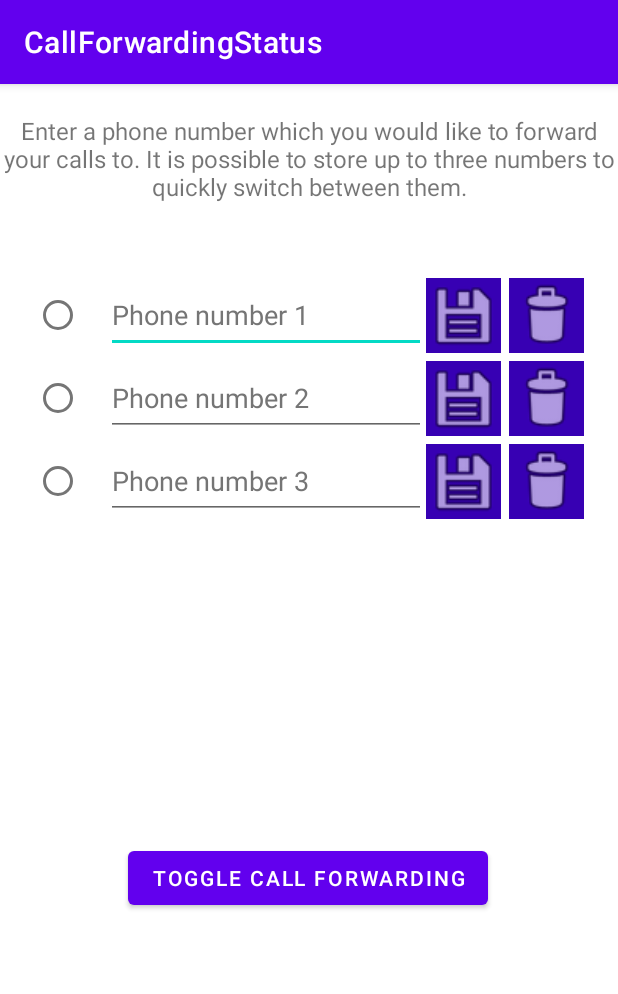
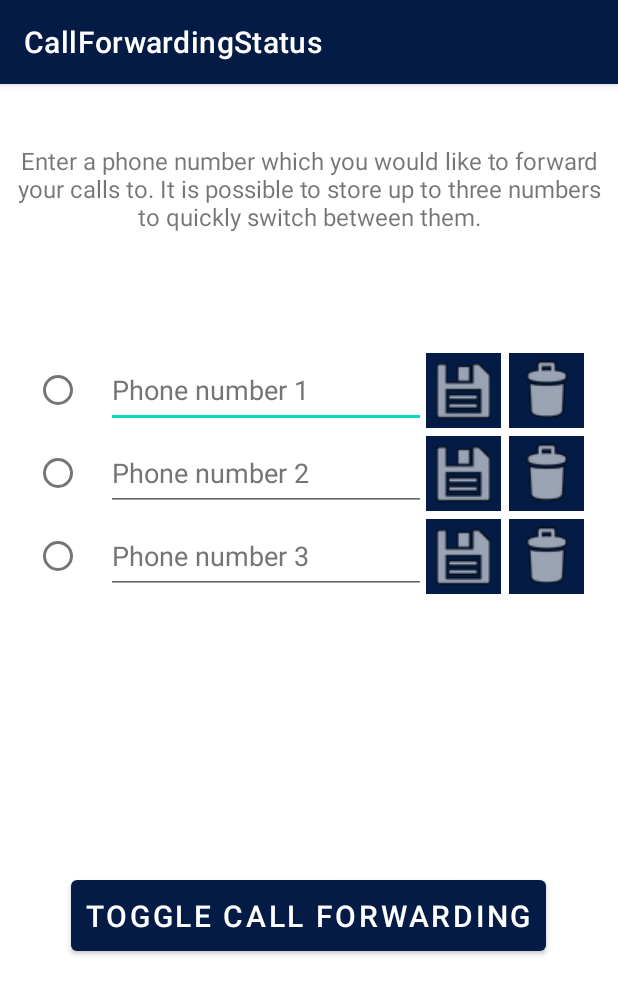
Before and after one commit to Kaiserdragon2/CallForwarding, an Android app: the screen it shows after launch (MainActivity), on a phone screen of 412 x 824 dp. Shown: the top 994 px of the screen. Run offline under Robolectric (Android 15) with nearby library versions, the phone set to English and light mode, and no system bars.

Commit message:
added Database to Store phone numbers

```diff
--- /dev/null
+++ b/app/src/main/java/de/kaiserdragon/callforwardingstatus/DatabaseHelper.java
@@ -0,0 +1,106 @@
+package de.kaiserdragon.callforwardingstatus;
+
+import android.content.ContentValues;
+import android.content.Context;
+import android.database.Cursor;
+import android.database.sqlite.SQLiteDatabase;
+import android.database.sqlite.SQLiteOpenHelper;
+
+import androidx.annotation.Nullable;
+
+public class DatabaseHelper extends SQLiteOpenHelper {
+    // Database name and version
+    private static final String DATABASE_NAME = "PhoneNumber.db";
+    private static final int DATABASE_VERSION = 1;
+
+    // Table name and column names
+    private static final String TABLE_NAME = "phone_numbers";
+    private static final String COLUMN_ID = "id";
+    private static final String COLUMN_PHONE_NUMBER = "phone_number";
+    private static final String COLUMN_SELECTED = "selected";
+    // SQL statement to create the table
+    private static final String SQL_CREATE_TABLE = "CREATE TABLE " + TABLE_NAME + "(" + COLUMN_ID + " INTEGER PRIMARY KEY AUTOINCREMENT," + COLUMN_PHONE_NUMBER + " TEXT NOT NULL," + COLUMN_SELECTED + " INTEGER NOT NULL" + ")";
+
+
+    public DatabaseHelper(@Nullable Context context) {
+        super(context, DATABASE_NAME, null, DATABASE_VERSION);
+    }
+
+    public String getTableName() {
+        return TABLE_NAME;
+    }
+
+    public String getColumnPhoneNumber() {
+        return COLUMN_PHONE_NUMBER;
+    }
+
+    public String getColumnId() {
+        return COLUMN_ID;
+    }
+
+    public String getColumnSelected() {
+        return COLUMN_SELECTED;
+    }
+
+    public void changeSelected(String id) {
+        SQLiteDatabase db = getReadableDatabase();
+        // Update all rows to have selected value "false"
+
+        ContentValues values = new ContentValues();
+        // Update the row with the specified ID to have selected value "true"
+        values.put(DatabaseHelper.COLUMN_SELECTED, "true");
+        String whereClause = DatabaseHelper.COLUMN_ID + " = ?";
+        String[] whereArgs = {id};
+        int ok = db.update(DatabaseHelper.TABLE_NAME, values, whereClause, whereArgs);
+        if (ok == 1) {
+            values.put(DatabaseHelper.COLUMN_SELECTED, "false");
+            whereClause = DatabaseHelper.COLUMN_SELECTED + " = ? AND " + DatabaseHelper.COLUMN_ID + " != ?";
+            whereArgs = new String[]{"true", id};
+            db.update(DatabaseHelper.TABLE_NAME, values, whereClause, whereArgs);
+
+        }
+    }
+
+    public String[] getSelected() {
+        SQLiteDatabase db = getReadableDatabase();
+        // Define a projection that specifies which columns from the database you will actually use after this query
+        String[] projection = {DatabaseHelper.COLUMN_ID, DatabaseHelper.COLUMN_PHONE_NUMBER, DatabaseHelper.COLUMN_SELECTED};
+
+        // Filter results WHERE "selected" = "true"
+        String selection = DatabaseHelper.COLUMN_SELECTED + " = ?";
+        String[] selectionArgs = {"true"};
+
+        Cursor cursor = db.query(DatabaseHelper.TABLE_NAME,   // The table to query
+                projection,             // The array of columns to return (pass null to get all)
+                selection,              // The columns for the WHERE clause
+                selectionArgs,          // The values for the WHERE clause
+                null,                   // don't group the rows
+                null,                   // don't filter by row groups
+                null               // The sort order
+        );
+
+        int selectedRowId = -1;
+        String selectedPhoneNumber = "";
+        if (cursor.moveToFirst()) {
+            selectedRowId = cursor.getInt(cursor.getColumnIndexOrThrow(DatabaseHelper.COLUMN_ID));
+            selectedPhoneNumber = cursor.getString(cursor.getColumnIndexOrThrow(DatabaseHelper.COLUMN_PHONE_NUMBER));
+        }
+        cursor.close();
+        return new String[]{String.valueOf(selectedRowId), selectedPhoneNumber};
+    }
+
+
+    @Override
+    public void onCreate(SQLiteDatabase db) {
+        // Create the table
+        db.execSQL(SQL_CREATE_TABLE);
+
+    }
+
+    @Override
+    public void onUpgrade(SQLiteDatabase db, int oldVersion, int newVersion) {
+        // Drop the table if it exists and recreate it
+        db.execSQL("DROP TABLE IF EXISTS " + TABLE_NAME);
+        onCreate(db);
+    }
+}
--- a/app/src/main/java/de/kaiserdragon/callforwardingstatus/ForwardingStatusWidget.java
+++ b/app/src/main/java/de/kaiserdragon/callforwardingstatus/ForwardingStatusWidget.java
@@ -59,7 +59,7 @@ public class ForwardingStatusWidget extends AppWidgetProvider {
     public static void  updateWidget(Context context, boolean cfi) {
         // Update the widget's views with the current CFI value
         RemoteViews views = new RemoteViews(context.getPackageName(), R.layout.forwarding_status_widget);
-        views.setTextViewText(R.id.textView, cfi ? "Call forwarding is enabled" : "Call forwarding is disabled");
+        views.setTextViewText(R.id.textView, cfi ? context.getString(R.string.CallForwardingActive) : context.getString(R.string.CallForwardingInactive));
         if (cfi) views.setInt(R.id.imageView2, "setColorFilter", Color.GREEN);
         else views.setInt(R.id.imageView2, "setColorFilter", Color.RED);
         // Create an Intent to activate or deactivate call forwarding
--- a/app/src/main/java/de/kaiserdragon/callforwardingstatus/MainActivity.java
+++ b/app/src/main/java/de/kaiserdragon/callforwardingstatus/MainActivity.java
@@ -2,36 +2,37 @@ package de.kaiserdragon.callforwardingstatus;
 
 import android.Manifest;
 import android.app.Activity;
-import android.content.ComponentName;
+import android.content.ContentValues;
 import android.content.Context;
 import android.content.DialogInterface;
 import android.content.Intent;
 import android.content.pm.PackageManager;
-import android.graphics.Color;
+import android.database.Cursor;
+import android.database.sqlite.SQLiteDatabase;
 import android.net.Uri;
 import android.os.Bundle;
-import android.os.Handler;
 import android.provider.Settings;
-import android.telephony.TelephonyManager;
 import android.util.Log;
 import android.view.View;
+import android.widget.EditText;
+import android.widget.ImageButton;
 import android.widget.RadioButton;
 import android.widget.RadioGroup;
-import android.widget.RemoteViews;
 import android.widget.Toast;
 
 import androidx.annotation.NonNull;
 import androidx.appcompat.app.AlertDialog;
 import androidx.appcompat.app.AppCompatActivity;
-import androidx.appcompat.widget.Toolbar;
 import androidx.core.app.ActivityCompat;
-import androidx.core.content.ContextCompat;
-import androidx.core.view.KeyEventDispatcher;
+
+import java.util.Objects;
 
 public class MainActivity extends AppCompatActivity {
     private static final int REQUEST_CODE_READ_PHONE_STATE_PERMISSION = 1;
 
 
+    DatabaseHelper databaseHelper = new DatabaseHelper(this);
+    //SQLiteDatabase database = databaseHelper.getWritableDatabase();
     Context context;
     Activity activity;
     String TAG = "Main";
@@ -44,14 +45,37 @@ public class MainActivity extends AppCompatActivity {
         activity = this;
         ActivityCompat.requestPermissions(activity, new String[]{Manifest.permission.FOREGROUND_SERVICE}, 3);
         checkPermission(this);
+        // Find the EditText views and ImageButton views
+        final EditText phoneNumber1EditText = findViewById(R.id.PhoneNumber1);
+        final EditText phoneNumber2EditText = findViewById(R.id.PhoneNumber2);
+        final EditText phoneNumber3EditText = findViewById(R.id.PhoneNumber3);
+        final ImageButton saveButton1 = findViewById(R.id.save_row1);
+        final ImageButton saveButton2 = findViewById(R.id.save_row2);
+        final ImageButton saveButton3 = findViewById(R.id.save_row3);
+        final ImageButton deleteButton1 = findViewById(R.id.delete_row1);
+        final ImageButton deleteButton2 = findViewById(R.id.delete_row2);
+        final ImageButton deleteButton3 = findViewById(R.id.delete_row3);
+        phoneNumber1EditText.setText(getPhoneNumber(1));
+        phoneNumber2EditText.setText(getPhoneNumber(2));
+        phoneNumber3EditText.setText(getPhoneNumber(3));
+        setCheckedRadioButton();
 
+
+
+        // Set OnClickListeners on the ImageButton views
+        saveButton1.setOnClickListener(v -> saveSQLData(phoneNumber1EditText,1));
+        saveButton2.setOnClickListener(v -> saveSQLData(phoneNumber2EditText,2));
+        saveButton3.setOnClickListener(v -> saveSQLData(phoneNumber3EditText,3));
+        deleteButton1.setOnClickListener(v -> deleteSQLData(phoneNumber1EditText,1));
+        deleteButton2.setOnClickListener(v -> deleteSQLData(phoneNumber2EditText,2));
+        deleteButton3.setOnClickListener(v -> deleteSQLData(phoneNumber3EditText,3));
 
 
         findViewById(R.id.button).setOnClickListener(new View.OnClickListener() {
             @Override
             public void onClick(View view) {
                 Intent intent = new Intent("de.kaiserdragon.callforwardingstatus.TOGGLE_CALL_FORWARDING");
-                intent.setClass(context,CallForwardingReceiver.class);
+                intent.setClass(context, CallForwardingReceiver.class);
                 intent.putExtra("cfi", MyPhoneStateService.currentState);
                 context.sendBroadcast(intent);
             }
@@ -64,15 +88,76 @@ public class MainActivity extends AppCompatActivity {
             public void onCheckedChanged(RadioGroup group, int checkedId) {
                 //group.clearCheck(); // Clear the previously selected radio button
                 RadioButton selectedRadioButton = findViewById(checkedId);
+                String selectedId = selectedRadioButton.getContentDescription().toString();
                 selectedRadioButton.setChecked(true); // Set the current radio button as checked
-                String selectedOption = selectedRadioButton.getText().toString();
-                Log.i(TAG, "selectedOption");
+                databaseHelper.changeSelected(selectedId);
+                String number = getPhoneNumber(Integer.parseInt(selectedId));
                 // Save the selected option to a variable here
+               // saveSQLData(number,selectedId)
             }
         });
 
     }
 
+    private void setCheckedRadioButton(){
+       String[] array= databaseHelper.getSelected();
+        RadioButton radioButton1= findViewById(R.id.radioButton1);
+        RadioButton radioButton2= findViewById(R.id.radioButton2);
+        RadioButton radioButton3= findViewById(R.id.radioButton3);
+        if (Objects.equals(array[0], "1"))radioButton1.setChecked(true);
+        if (Objects.equals(array[0], "2"))radioButton2.setChecked(true);
+        if (Objects.equals(array[0], "3"))radioButton3.setChecked(true);
+        Log.i(TAG, "Retrieve Data"+ array[0]+"phone"+array[1]);
+    }
+
+    private String getPhoneNumber(int row) {
+        // Query the database to retrieve the data
+        Log.i(TAG, "Retrieve Data");
+        SQLiteDatabase database = databaseHelper.getReadableDatabase();
+        String[] columns = {databaseHelper.getColumnPhoneNumber()};
+        String selection = databaseHelper.getColumnId() + " = ?";
+        String[] selectionArgs = {String.valueOf(row)}; // Replace "1" with the ID of the row you want to retrieve
+        Cursor cursor = database.query(databaseHelper.getTableName(), columns, selection, selectionArgs, null, null, null);
+        String phoneNumber = null;
+        // If the cursor has at least one row, move to the first row and get the data
+        if (cursor.moveToFirst()) {
+            int phoneNumberColumnIndex = cursor.getColumnIndex(databaseHelper.getColumnPhoneNumber());
+            // Check if the column was found and return data
+            if (phoneNumberColumnIndex != -1) phoneNumber = cursor.getString(phoneNumberColumnIndex);
+        }
+
+        // Close the cursor
+        cursor.close();
+        return phoneNumber;
+    }
+
+    private void saveSQLData(EditText numberInput,int row){
+        String phoneNumber = numberInput.getText().toString();
+
+        // Insert the data into the database
+        SQLiteDatabase database = databaseHelper.getWritableDatabase();
+        ContentValues values = new ContentValues();
+        values.put(databaseHelper.getColumnId(), row);
+        values.put(databaseHelper.getColumnPhoneNumber(), phoneNumber);
+        String whereClause = databaseHelper.getColumnId() + " = ?";
+        String[] whereArgs = {String.valueOf(row)}; // Replace "1" with the ID of the row you want to update
+        int ok = database.update(databaseHelper.getTableName(), values, whereClause, whereArgs);
+        long insOk = 0;
+        if (ok == 0) {
+            values.put(databaseHelper.getColumnId(), row);
+            values.put(databaseHelper.getColumnSelected(),"false");
+            insOk = database.insert(databaseHelper.getTableName(), null, values);
+        }
+        if (insOk == 0 && ok == 1)Toast.makeText(context, getString(R.string.PhoneNumberSaved), Toast.LENGTH_SHORT).show();
+    }
+
+    private void deleteSQLData(EditText numberInput, int row){
+        SQLiteDatabase database = databaseHelper.getWritableDatabase();
+        String whereClause = databaseHelper.getColumnId() + " = ?";
+        String[] whereArgs = {String.valueOf(row)}; // Replace "1" with the ID of the row you want to delete
+        database.delete(databaseHelper.getTableName(), whereClause, whereArgs);
+        numberInput.setText(getPhoneNumber(row));
+    }
 
     public void checkPermission(Activity activity) {
         // Check Permission
--- a/app/src/main/res/layout/activity_main.xml
+++ b/app/src/main/res/layout/activity_main.xml
@@ -10,11 +10,12 @@
         android:id="@+id/MainText"
         android:layout_width="wrap_content"
         android:layout_height="wrap_content"
-        android:layout_marginTop="20dp"
+        android:layout_marginTop="40dp"
+        android:paddingStart="10dp"
+        android:paddingEnd="10dp"
         android:text="@string/DescriptionMain"
         android:textAlignment="center"
         android:textSize="16sp"
-        app:layout_constraintHorizontal_bias="0.535"
         app:layout_constraintLeft_toLeftOf="parent"
         app:layout_constraintRight_toRightOf="parent"
         app:layout_constraintTop_toTopOf="parent" />
@@ -23,7 +24,7 @@
         android:id="@+id/linearLayout"
         android:layout_width="match_parent"
         android:layout_height="wrap_content"
-        android:layout_marginTop="50dp"
+        android:layout_marginTop="80dp"
         android:foregroundGravity="center"
         android:gravity="center"
         android:orientation="horizontal"
@@ -83,7 +84,7 @@
                     android:layout_width="wrap_content"
                     android:layout_height="50dp"
                     android:adjustViewBounds="true"
-                    android:background="@color/design_default_color_primary_variant"
+                    android:background="?attr/colorPrimary"
                     android:contentDescription="@string/save_row_1"
                     android:scaleType="fitCenter"
                     app:srcCompat="@android:drawable/ic_menu_save" />
@@ -94,7 +95,7 @@
                     android:layout_height="50dp"
                     android:layout_marginStart="5dp"
                     android:adjustViewBounds="true"
-                    android:background="@color/design_default_color_primary_variant"
+                    android:background="?attr/colorPrimary"
                     android:contentDescription="@string/delete_row_1"
                     android:scaleType="fitCenter"
                     app:srcCompat="@android:drawable/ic_menu_delete" />
@@ -120,7 +121,7 @@
                     android:layout_width="wrap_content"
                     android:layout_height="50dp"
                     android:adjustViewBounds="true"
-                    android:background="@color/design_default_color_primary_variant"
+                    android:background="?attr/colorPrimary"
                     android:contentDescription="@string/save_row_2"
                     android:scaleType="fitCenter"
                     app:srcCompat="@android:drawable/ic_menu_save" />
@@ -131,7 +132,7 @@
                     android:layout_height="50dp"
                     android:layout_marginStart="5dp"
                     android:adjustViewBounds="true"
-                    android:background="@color/design_default_color_primary_variant"
+                    android:background="?attr/colorPrimary"
                     android:contentDescription="@string/delete_row_2"
                     android:scaleType="fitCenter"
                     app:srcCompat="@android:drawable/ic_menu_delete" />
@@ -157,7 +158,7 @@
                     android:layout_width="wrap_content"
                     android:layout_height="50dp"
                     android:adjustViewBounds="true"
-                    android:background="@color/design_default_color_primary_variant"
+                    android:background="?attr/colorPrimary"
                     android:contentDescription="@string/save_row_3"
                     android:scaleType="fitCenter"
                     app:srcCompat="@android:drawable/ic_menu_save" />
@@ -168,7 +169,7 @@
                     android:layout_height="50dp"
                     android:layout_marginStart="5dp"
                     android:adjustViewBounds="true"
-                    android:background="@color/design_default_color_primary_variant"
+                    android:background="?attr/colorPrimary"
                     android:contentDescription="@string/delete_row_3"
                     android:scaleType="fitCenter"
                     app:srcCompat="@android:drawable/ic_menu_delete" />
@@ -182,7 +183,12 @@
         android:id="@+id/button"
         android:layout_width="wrap_content"
         android:layout_height="wrap_content"
+        android:paddingStart="10dp"
+        android:paddingTop="10dp"
+        android:paddingEnd="10dp"
+        android:paddingBottom="10dp"
         android:text="@string/ToggleCallForwarding"
+        android:textSize="20sp"
         app:layout_constraintBottom_toBottomOf="parent"
         app:layout_constraintEnd_toEndOf="parent"
         app:layout_constraintHorizontal_bias="0.497"
--- a/app/src/main/res/values-night/themes.xml
+++ b/app/src/main/res/values-night/themes.xml
@@ -2,17 +2,20 @@
     <!-- Base application theme. -->
     <style name="Theme.CallForwardingStatus" parent="Theme.MaterialComponents.DayNight.DarkActionBar">
         <!-- Primary brand color. -->
-        <item name="colorPrimary">@color/purple_200</item>
-        <item name="colorPrimaryVariant">@color/purple_700</item>
-        <item name="colorOnPrimary">@color/black</item>
+        <item name="colorPrimary">@color/blue_main</item>
+        <item name="colorPrimaryVariant">@color/blue_second</item>
+        <item name="colorOnPrimary">#FFFFFF</item>
         <!-- Secondary brand color. -->
         <item name="colorSecondary">@color/teal_200</item>
         <item name="colorSecondaryVariant">@color/teal_200</item>
         <item name="colorOnSecondary">@color/black</item>
         <!-- Status bar color. -->
-        <item name="android:statusBarColor" tools:targetApi="l">?attr/colorPrimaryVariant</item>
+        <item name="android:statusBarColor" >?attr/colorPrimaryVariant</item>
         <!-- Customize your theme here. -->
+        <item name="android:actionBarWidgetTheme">?attr/colorPrimary</item>
         <!-- Text Hint Color -->
-        <item name="android:textColorHint">#757575</item>
+        <item name="android:textColorHint">#78909C</item>
+
     </style>
+
 </resources>
--- a/app/src/main/res/values/colors.xml
+++ b/app/src/main/res/values/colors.xml
@@ -1,5 +1,7 @@
 <?xml version="1.0" encoding="utf-8"?>
 <resources>
+    <color name="blue_main">#041C45</color>
+    <color name="blue_second">#041245</color>
     <color name="purple_200">#FFBB86FC</color>
     <color name="purple_500">#FF6200EE</color>
     <color name="purple_700">#FF3700B3</color>
--- a/app/src/main/res/values/strings.xml
+++ b/app/src/main/res/values/strings.xml
@@ -13,8 +13,12 @@
     <string name="delete_row_1">Delete row 1</string>
     <string name="delete_row_2">Delete row 2</string>
     <string name="delete_row_3">Delete row 3</string>
-    <string name="Radio_row_1">Row 1</string>
-    <string name="Radio_row_2">Row 2</string>
-    <string name="Radio_row_3">Row 3</string>
+    <string name="Radio_row_1">1</string>
+    <string name="Radio_row_2">2</string>
+    <string name="Radio_row_3">3</string>
+    <string name="CallForwardingActive">Call Forwarding Active</string>
+    <string name="CallForwardingInactive">Call Forwarding Inactive</string>
+    <string name="PhoneNumberSaved">Phone number saved</string>
+    <string name="PhoneNumberDeleted">Phone number deleted</string>
 
 </resources>
--- a/app/src/main/res/values/themes.xml
+++ b/app/src/main/res/values/themes.xml
@@ -2,18 +2,19 @@
     <!-- Base application theme. -->
     <style name="Theme.CallForwardingStatus" parent="Theme.MaterialComponents.DayNight.DarkActionBar">
         <!-- Primary brand color. -->
-        <item name="colorPrimary">@color/purple_500</item>
-        <item name="colorPrimaryVariant">@color/purple_700</item>
+        <item name="colorPrimary">@color/blue_main</item>
+        <item name="colorPrimaryVariant">@color/blue_second</item>
         <item name="colorOnPrimary">@color/white</item>
         <!-- Secondary brand color. -->
         <item name="colorSecondary">@color/teal_200</item>
         <item name="colorSecondaryVariant">@color/teal_700</item>
         <item name="colorOnSecondary">@color/black</item>
         <!-- Status bar color. -->
-        <item name="android:statusBarColor" tools:targetApi="l">?attr/colorPrimaryVariant</item>
+        <item name="android:statusBarColor" >?attr/colorPrimaryVariant</item>
         <!-- Customize your theme here. -->
         <!-- Text Hint Color -->
         <item name="android:textColorHint">#757575</item>
+
     </style>
 
     <style name="Theme.CallForwardingStatus.AppWidgetContainerParent" parent="@android:style/Theme.DeviceDefault">
```
Also changed, not shown: app/src/main/java/de/kaiserdragon/callforwardingstatus/CallForwardingReceiver.java (+10 -8 lines).
